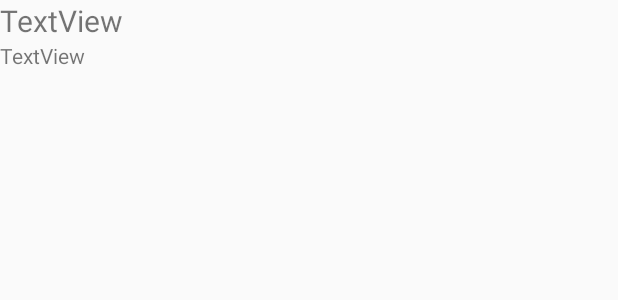
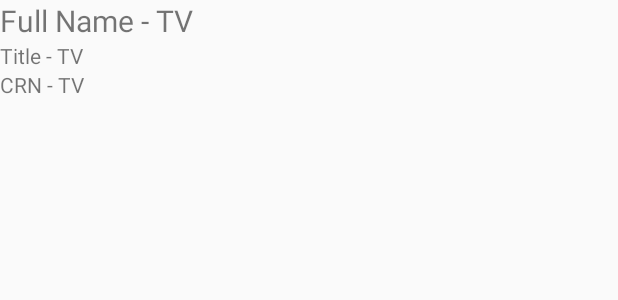
Before and after one commit to phild8/OCCCourseFinder2, an Android app: the layout offering_list_item.xml on its own in the app's theme, with its tools: preview values and no code run, on a phone screen of 412 x 824 dp. Shown: the top 300 px of the screen. Run offline under Robolectric (Android 15) with nearby library versions, the phone set to English and light mode, and no system bars.

Commit message:
Full Functionality

```diff
--- a/app/src/main/java/edu/orangecoastcollege/cs273/occcoursefinder/OfferingListAdapter.java
+++ b/app/src/main/java/edu/orangecoastcollege/cs273/occcoursefinder/OfferingListAdapter.java
@@ -63,12 +63,15 @@ public class OfferingListAdapter extends ArrayAdapter<Offering> {
         TextView offeringListTitleTextView =
                 (TextView) view.findViewById(R.id.offeringListTitleTextView);
 
-        //TODO (1):  Make a reference to the offeringListCRNTextView and set the text accordingly.
+        // COMPLETED (1):  Make a reference to the offeringListCRNTextView and set the text accordingly.
+        TextView offeringListCRNTextView =
+                (TextView) view.findViewById(R.id.offeringListCRNTextView);
 
         offeringListLinearLayout.setTag(selectedOffering);
 
         offeringListFullNameTextView.setText(selectedCourse.getFullName() + ": " + selectedCourse.getTitle());
         offeringListTitleTextView.setText(selectedInstructor.getFullName());
+        offeringListCRNTextView.setText(String.valueOf(selectedOffering.getCRN())); // valueOf, because overloaded, thinks R.id
 
         return view;
     }
--- a/app/src/main/res/layout/offering_list_item.xml
+++ b/app/src/main/res/layout/offering_list_item.xml
@@ -10,19 +10,24 @@
         android:layout_height="match_parent">
 
         <TextView
-            android:text="TextView"
+            android:text="Full Name - TV"
             android:layout_width="match_parent"
             android:layout_height="wrap_content"
             android:textSize="20sp"
             android:id="@+id/offeringListFullNameTextView" />
 
         <TextView
-            android:text="TextView"
+            android:text="Title - TV"
             android:layout_width="match_parent"
             android:layout_height="wrap_content"
             android:id="@+id/offeringListTitleTextView" />
 
         <!--TODO (1): Add a TextView named offeringListCRNTextView to the layout underneath the offeringListCourseTitleTextView -->
+        <TextView
+            android:text="CRN - TV"
+            android:layout_width="match_parent"
+            android:layout_height="wrap_content"
+            android:id="@+id/offeringListCRNTextView" />
 
     </LinearLayout>
 
```
Also changed, not shown: app/src/main/java/edu/orangecoastcollege/cs273/occcoursefinder/CourseSearchActivity.java (+82 -15 lines).
